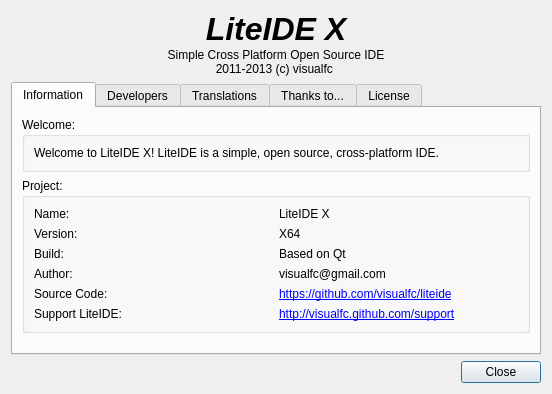
First picture: the form in liteidex/src/liteapp/aboutdialog.ui, repository visualfc/liteide, before the edit.
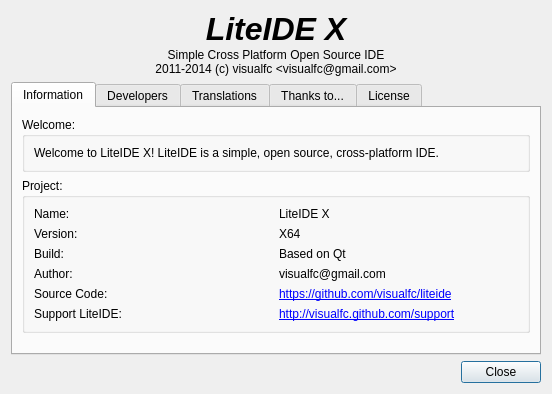
Second picture: the form after the edit. Icons and pictures are not drawn.

Diff of the .ui file:
```diff
--- a/liteidex/src/liteapp/aboutdialog.ui
+++ b/liteidex/src/liteapp/aboutdialog.ui
@@ -67,7 +67,7 @@
        <item>
         <widget class="QLabel" name="label_9">
          <property name="text">
-          <string notr="true">2011-2013 (c) visualfc &lt;visualfc@gmail.com&gt;</string>
+          <string notr="true">&lt;html&gt;&lt;head/&gt;&lt;body&gt;&lt;p&gt;2011-2014 (c) visualfc &amp;lt;visualfc@gmail.com&amp;gt;&lt;/p&gt;&lt;/body&gt;&lt;/html&gt;</string>
          </property>
          <property name="alignment">
           <set>Qt::AlignCenter</set>
```
